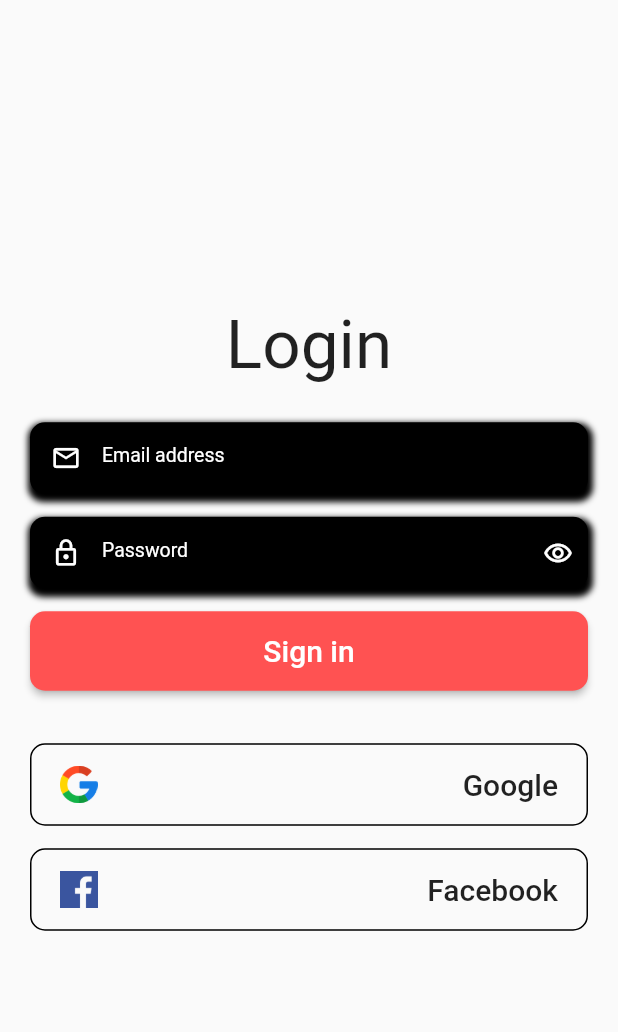
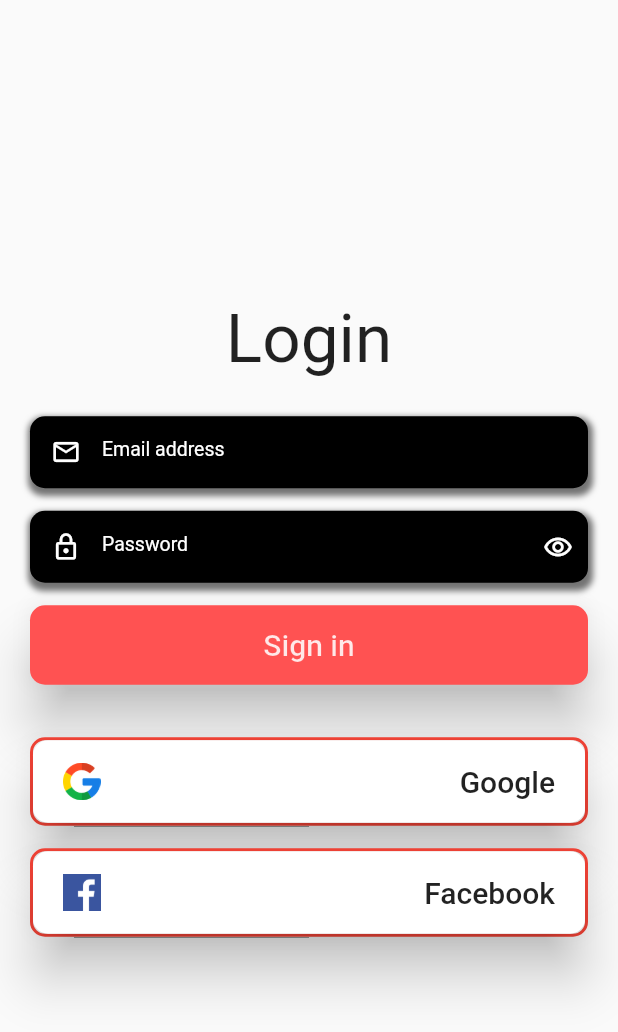
Before and after one commit to tomasmisutka/hockey_organizer, a Flutter app: the screen it shows after launch, on a phone screen of 412 x 824 dp. Shown: the top 1032 px of the screen. Run offline on Flutter 3.47's test engine with Material 2 defaults, Android fonts, the phone set to English and light mode, and no system bars; drawn by our look-alikes of shimmer; our stand-ins replace animated_splash_screen, page_transition.

Commit message:
shimmer on login screen

```diff
--- a/lib/components/CustomTextField.dart
+++ b/lib/components/CustomTextField.dart
@@ -17,15 +17,18 @@ class _CustomTextFieldState extends State<CustomTextField> {
   @override
   Widget build(BuildContext context) {
     return Container(
-      decoration:
-          BoxDecoration(color: Colors.black, borderRadius: BorderRadius.circular(10), boxShadow: [
-        BoxShadow(
-          color: Colors.black,
-          blurRadius: 3,
-          spreadRadius: 2,
-          offset: Offset(1, 3),
-        )
-      ]),
+      decoration: BoxDecoration(
+        color: Colors.black,
+        borderRadius: BorderRadius.circular(10),
+        boxShadow: [
+          BoxShadow(
+            color: Colors.black54,
+            blurRadius: 3,
+            spreadRadius: 2,
+            offset: Offset(1, 3),
+          )
+        ],
+      ),
       child: Row(
         children: [
           Expanded(
--- a/lib/screens/login_screen.dart
+++ b/lib/screens/login_screen.dart
@@ -1,5 +1,6 @@
 import 'package:flutter/material.dart';
 import 'package:hockey_organizer/components/CustomTextField.dart';
+import 'package:shimmer/shimmer.dart';
 
 class LoginScreen extends StatefulWidget {
   @override
@@ -57,28 +58,40 @@ class _LoginScreenState extends State<LoginScreen> {
         ),
         _buildSeparator(),
         RaisedButton(
+          elevation: 15,
           color: Colors.redAccent,
           onPressed: () {},
           padding: EdgeInsets.symmetric(vertical: 15),
           shape: RoundedRectangleBorder(borderRadius: BorderRadius.circular(10)),
-          child: Text('Sign in', style: TextStyle(fontSize: 20)),
-          textColor: Colors.white,
+          child: Shimmer.fromColors(
+              baseColor: Colors.white,
+              highlightColor: Colors.black54,
+              child: Text('Sign in', style: TextStyle(fontSize: 20))),
         ),
       ],
     );
   }
 
   Widget _buildThirdPartyLoginButton(String imagePath, String text) {
-    return FlatButton(
+    return Container(
+      decoration: BoxDecoration(
+        borderRadius: BorderRadius.circular(10),
+        border: Border.all(color: Colors.red, width: 2),
+      ),
+      child: RaisedButton(
+        elevation: 15,
+        color: Colors.white,
         onPressed: () {},
+        shape: OutlineInputBorder(
+            borderRadius: BorderRadius.circular(10), borderSide: BorderSide.none),
         padding: EdgeInsets.symmetric(vertical: 15, horizontal: 20),
-      shape: OutlineInputBorder(borderRadius: BorderRadius.circular(10)),
         child: Row(
           mainAxisAlignment: MainAxisAlignment.spaceBetween,
           children: [
             Image.asset(imagePath, height: 25, width: 25),
             Text(text, style: TextStyle(fontSize: 20)),
           ],
+        ),
       ),
     );
   }
--- a/pubspec.yaml
+++ b/pubspec.yaml
@@ -27,6 +27,7 @@ dependencies:
   animated_splash_screen: ^1.0.1+2
   page_transition: ^1.1.7+2
   passwordfield: ^0.0.82
+  shimmer: ^1.1.2
   cupertino_icons: ^1.0.0
 
 dev_dependencies:
```
Also changed, not shown: pubspec.lock, 1 other file. Lines whose indentation alone changed are shown as unchanged.
